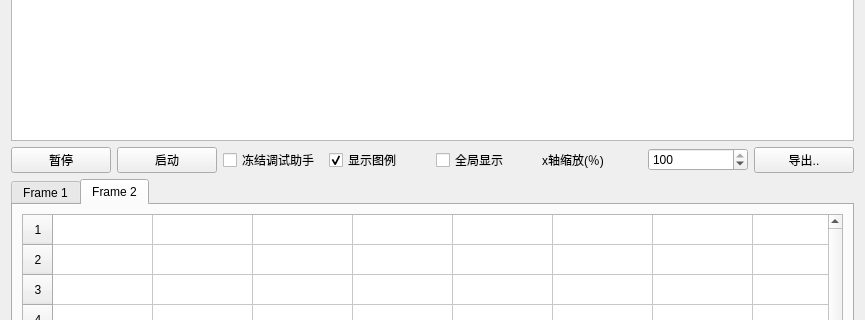
The window that GUI/widget_wfv.ui (MarkVimy/RP2020_Tool) describes before a commit, drawn with Qt 5; both pictures show x 0 to 865 and y 154 to 474 of the 865 by 584 pixel window.
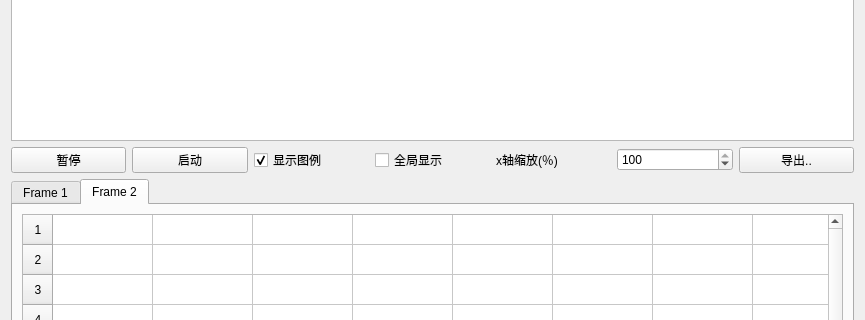
The same window after the commit.

Patch:
```diff
--- a/GUI/widget_wfv.ui
+++ b/GUI/widget_wfv.ui
@@ -308,13 +308,6 @@
        </property>
       </widget>
      </item>
-     <item>
-      <widget class="QCheckBox" name="checkBox_freeze_serialdebugger">
-       <property name="text">
-        <string>冻结调试助手</string>
-       </property>
-      </widget>
-     </item>
      <item>
       <widget class="QCheckBox" name="checkBox_legend">
        <property name="text">
```
